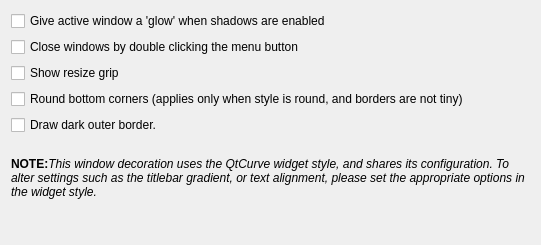
Qt form kwinconfig/qtcurvekwinconfigwidget.ui (QtCurve/qtcurve) before a commit.
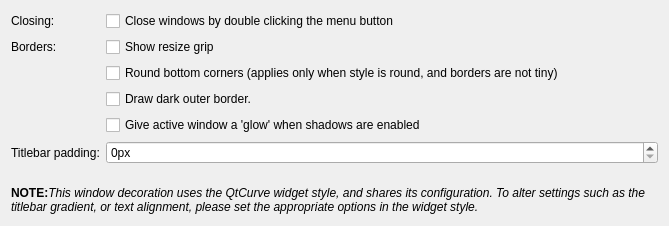
The same form after that commit. Custom widgets are drawn as their Qt base class.

Commit message: Add option to add extra paddnig to kwin titlebars.

The edit to the form file:
```diff
--- a/kwinconfig/qtcurvekwinconfigwidget.ui
+++ b/kwinconfig/qtcurvekwinconfigwidget.ui
@@ -6,22 +6,37 @@
    <rect>
     <x>0</x>
     <y>0</y>
-    <width>541</width>
-    <height>245</height>
+    <width>669</width>
+    <height>226</height>
    </rect>
   </property>
   <layout class="QVBoxLayout" name="verticalLayout">
    <item>
-    <widget class="QCheckBox" name="coloredShadow">
-     <property name="whatsThis">
-      <string>Check this option if you want the active window to have a colored glow instead of a shadow.</string>
+    <widget class="QFrame" name="frame">
+     <property name="sizePolicy">
+      <sizepolicy hsizetype="Preferred" vsizetype="Maximum">
+       <horstretch>0</horstretch>
+       <verstretch>0</verstretch>
+      </sizepolicy>
      </property>
+     <property name="frameShape">
+      <enum>QFrame::NoFrame</enum>
+     </property>
+     <property name="frameShadow">
+      <enum>QFrame::Plain</enum>
+     </property>
+     <layout class="QFormLayout" name="formLayout">
+      <property name="margin">
+       <number>0</number>
+      </property>
+      <item row="0" column="0">
+       <widget class="QLabel" name="label_3">
      <property name="text">
-      <string>Give active window a 'glow' when shadows are enabled</string>
+         <string>Closing:</string>
      </property>
     </widget>
    </item>
-   <item>
+      <item row="0" column="1">
     <widget class="QCheckBox" name="menuClose">
      <property name="whatsThis">
       <string>Check this option if you want windows to be closed when you double click the menu button, similar to Microsoft Windows.</string>
@@ -31,27 +46,61 @@
      </property>
     </widget>
    </item>
-   <item>
+      <item row="1" column="0">
+       <widget class="QLabel" name="label_4">
+        <property name="text">
+         <string>Borders:</string>
+        </property>
+       </widget>
+      </item>
+      <item row="1" column="1">
     <widget class="QCheckBox" name="resizeGrip">
      <property name="text">
       <string>Show resize grip</string>
      </property>
     </widget>
    </item>
-   <item>
+      <item row="2" column="1">
     <widget class="QCheckBox" name="roundBottom">
      <property name="text">
       <string>Round bottom corners (applies only when style is round, and borders are not tiny)</string>
      </property>
     </widget>
    </item>
-   <item>
+      <item row="3" column="1">
     <widget class="QCheckBox" name="outerBorder">
      <property name="text">
       <string>Draw dark outer border.</string>
      </property>
     </widget>
    </item>
+      <item row="4" column="1">
+       <widget class="QCheckBox" name="coloredShadow">
+        <property name="whatsThis">
+         <string>Check this option if you want the active window to have a colored glow instead of a shadow.</string>
+        </property>
+        <property name="text">
+         <string>Give active window a 'glow' when shadows are enabled</string>
+        </property>
+       </widget>
+      </item>
+      <item row="5" column="0">
+       <widget class="QLabel" name="label_2">
+        <property name="text">
+         <string>Titlebar padding:</string>
+        </property>
+       </widget>
+      </item>
+      <item row="5" column="1">
+       <widget class="KIntSpinBox" name="titleBarPad">
+        <property name="suffix">
+         <string>px</string>
+        </property>
+       </widget>
+      </item>
+     </layout>
+    </widget>
+   </item>
    <item>
     <spacer name="verticalSpacer">
      <property name="orientation">
@@ -85,6 +134,21 @@
  </widget>
  <layoutdefault spacing="6" margin="11"/>
  <pixmapfunction>qPixmapFromMimeSource</pixmapfunction>
+ <customwidgets>
+  <customwidget>
+   <class>KIntSpinBox</class>
+   <extends>QSpinBox</extends>
+   <header>knuminput.h</header>
+  </customwidget>
+ </customwidgets>
+ <tabstops>
+  <tabstop>menuClose</tabstop>
+  <tabstop>resizeGrip</tabstop>
+  <tabstop>roundBottom</tabstop>
+  <tabstop>outerBorder</tabstop>
+  <tabstop>coloredShadow</tabstop>
+  <tabstop>titleBarPad</tabstop>
+ </tabstops>
  <resources/>
  <connections/>
 </ui>
```
Lines whose indentation alone changed are shown as unchanged. The commit also changes 4 other files.
